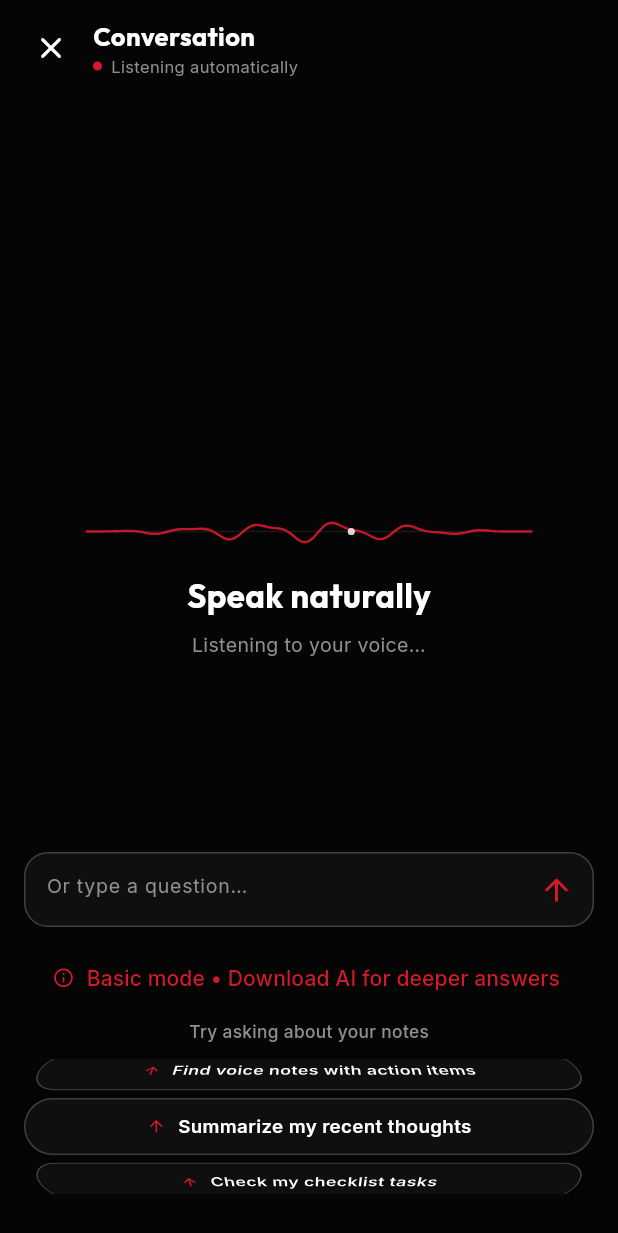
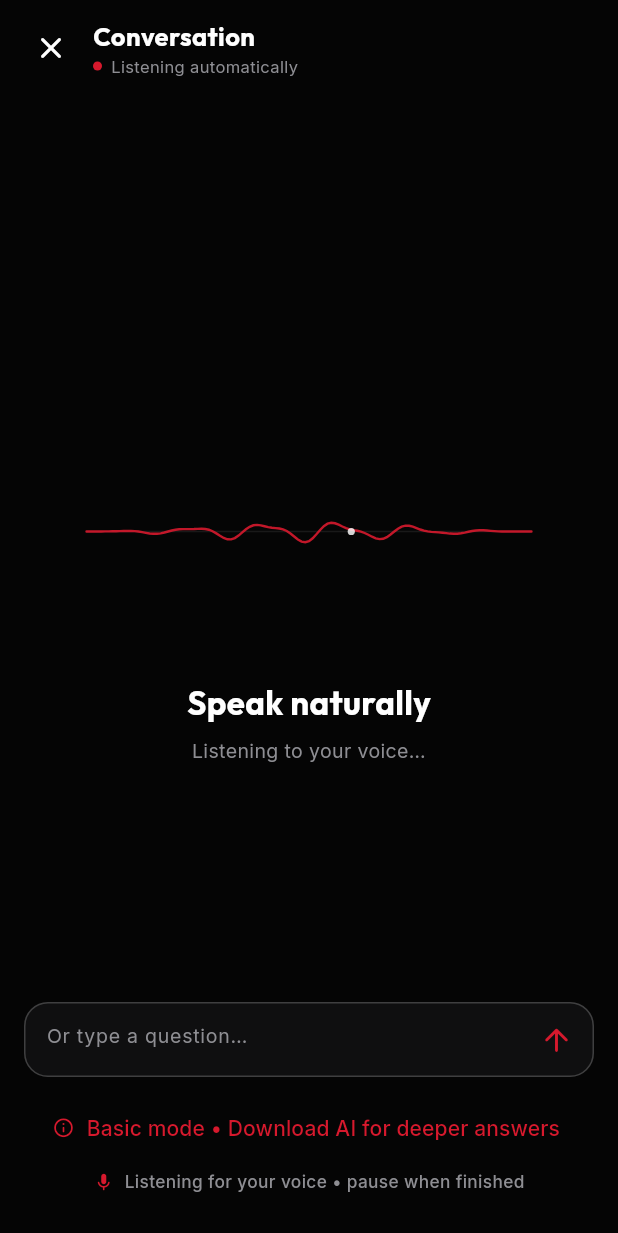
Before and after one commit to vashisht7/NoteEchoes, a Flutter app: the screen it shows after launch, after a tap on the "search" icon, after a tap on the "close" icon, after a tap on "Voice Mode", on a phone screen of 412 x 824 dp. Shown: the top 1233 px of the screen. Run offline on Flutter 3.47's test engine with Material 3 defaults, Android fonts, the phone set to English and light mode, and no system bars; our stand-ins replace drift, file_picker, google_fonts, permission_handler, shared_preferences, speech_to_text; missing offline and left inert: dart_sentencepiece_tokenizer, flutter_math_fork, flutter_onnxruntime, pdfrx, record, sqlite3; accounts and stored records are empty; generated files the repository leaves out were written again.

Commit message:
Improve automatic voice turn detection

```diff
--- a/lib/screens/settings_screen.dart
+++ b/lib/screens/settings_screen.dart
@@ -417,7 +417,7 @@ class _SettingsScreenState extends State<SettingsScreen> {
             child: Column(
               children: [
                 Text(
-                  'NoteEchoes v2.11.0',
+                  'NoteEchoes v2.11.1',
                   style: GoogleFonts.inter(
                     color: Colors.white54,
                     fontSize: 13,
--- a/lib/screens/voice_assistant_screen.dart
+++ b/lib/screens/voice_assistant_screen.dart
@@ -39,42 +39,12 @@ class _VoiceAssistantScreenState extends State<VoiceAssistantScreen>
   bool _reportSheetVisible = false;
   final TextEditingController _questionController = TextEditingController();
 
-  // Thoughts revolving loop dynamically generated from real user notes
-  List<String> get _thoughtSuggestions {
-    final allNotes = NoteService().allNotes;
-    if (allNotes.isEmpty) {
-      return [
-        "Summarize my recent thoughts",
-        "Check my checklist tasks",
-        "Review today's notes",
-        "Find voice notes with action items",
-      ];
-    }
-    final suggestions = <String>[];
-    for (final note in allNotes.take(4)) {
-      suggestions.add("Summarize: ${note.title}");
-    }
-    final allTags = NoteService().allTags.where((t) => t != 'All').toList();
-    for (final tag in allTags.take(3)) {
-      suggestions.add("Show all notes in #$tag");
-    }
-    if (suggestions.length < 4) {
-      suggestions.add("Summarize all my notes");
-      suggestions.add("Find pending checklist tasks");
-    }
-    return suggestions;
-  }
-
-  late final FixedExtentScrollController _wheelScrollController;
-
   @override
   void initState() {
     super.initState();
     _state = widget.currentState;
     _voiceService = VoiceAssistantService();
     _voiceService.addListener(_onServiceUpdate);
-
-    _wheelScrollController = FixedExtentScrollController(initialItem: 1000);
 
     _animationController = AnimationController(
       vsync: this,
@@ -270,7 +240,6 @@ class _VoiceAssistantScreenState extends State<VoiceAssistantScreen>
     _voiceService.removeListener(_onServiceUpdate);
     _voiceService.stopVoiceSession();
     _animationController.dispose();
-    _wheelScrollController.dispose();
     _questionController.dispose();
     super.dispose();
   }
@@ -475,7 +444,7 @@ class _VoiceAssistantScreenState extends State<VoiceAssistantScreen>
   }
 
   // ==========================================================
-  // STATE 1: LISTENING SCREEN (Water Dropping Ripple + Revolving Thought Wheel at bottom)
+  // STATE 1: LISTENING SCREEN
   // ==========================================================
   Widget _buildListeningScreen() {
     return Column(
@@ -519,7 +488,7 @@ class _VoiceAssistantScreenState extends State<VoiceAssistantScreen>
           ),
         ),
 
-        // Bottom Revolving Thoughts Loop (Cylindrical Wheel Scroll Loop like a date picker)
+        // One quiet input surface keeps the listening experience focused.
         Container(
           margin: const EdgeInsets.only(bottom: 28),
           padding: const EdgeInsets.symmetric(horizontal: 16),
@@ -579,75 +548,27 @@ class _VoiceAssistantScreenState extends State<VoiceAssistantScreen>
                 ),
                 const SizedBox(height: 4),
               ],
-              Text(
-                "Try asking about your notes",
+              Row(
+                mainAxisAlignment: MainAxisAlignment.center,
+                children: [
+                  Icon(
+                    Icons.mic_rounded,
+                    size: 14,
+                    color: Theme.of(context).colorScheme.primary,
+                  ),
+                  const SizedBox(width: 7),
+                  Flexible(
+                    child: Text(
+                      'Listening for your voice • pause when finished',
+                      textAlign: TextAlign.center,
                       style: GoogleFonts.inter(
                         fontSize: 11.5,
                         fontWeight: FontWeight.w500,
                         color: AppColors.secondaryText,
                       ),
                     ),
-              const SizedBox(height: 10),
-
-              // Cylindrical Loop Wheel
-              SizedBox(
-                height: 90,
-                child: ListWheelScrollView.useDelegate(
-                  controller: _wheelScrollController,
-                  itemExtent: 38,
-                  perspective: 0.004,
-                  diameterRatio: 1.4,
-                  physics: const FixedExtentScrollPhysics(),
-                  childDelegate: ListWheelChildLoopingListDelegate(
-                    children: _thoughtSuggestions.map((thought) {
-                      return GestureDetector(
-                        onTap: () {
-                          _voiceService.setManualQuery(thought);
-                        },
-                        child: Container(
-                          alignment: Alignment.center,
-                          padding: const EdgeInsets.symmetric(horizontal: 16),
-                          decoration: BoxDecoration(
-                            color: AppColors.elevation1.withValues(alpha: 0.9),
-                            borderRadius: BorderRadius.circular(20),
-                            border: Border.all(
-                              color: AppColors.glassBorderBright,
-                            ),
-                            boxShadow: [
-                              BoxShadow(
-                                color: Colors.black.withValues(alpha: 0.4),
-                                blurRadius: 6,
                   ),
                 ],
-                          ),
-                          child: Row(
-                            mainAxisSize: MainAxisSize.min,
-                            children: [
-                              Icon(
-                                Icons.arrow_upward_rounded,
-                                size: 13,
-                                color: Theme.of(context).colorScheme.primary,
-                              ),
-                              const SizedBox(width: 8),
-                              Flexible(
-                                child: Text(
-                                  thought,
-                                  maxLines: 1,
-                                  overflow: TextOverflow.ellipsis,
-                                  style: GoogleFonts.inter(
-                                    fontSize: 12.5,
-                                    fontWeight: FontWeight.w600,
-                                    color: Colors.white,
-                                  ),
-                                ),
-                              ),
-                            ],
-                          ),
-                        ),
-                      );
-                    }).toList(),
-                  ),
-                ),
               ),
             ],
           ),
--- a/lib/services/voice_assistant_service.dart
+++ b/lib/services/voice_assistant_service.dart
@@ -115,6 +115,8 @@ class VoiceAssistantService extends ChangeNotifier {
   bool _isProcessingQuery = false;
   bool _heardVoiceActivity = false;
   bool _autoSubmitTriggered = false;
+  double _noiseFloorDb = -55.0;
+  int _probableVoiceFrameStreak = 0;
   DateTime? _recordingStartedAt;
   DateTime? _lastVoiceActivityAt;
   int _queryEpoch = 0;
@@ -208,14 +210,32 @@ class VoiceAssistantService extends ChangeNotifier {
       _currentRecordingPath = audioPath;
 
       await _recorder.start(
-        const RecordConfig(encoder: AudioEncoder.aacLc, sampleRate: 16000),
+        const RecordConfig(
+          encoder: AudioEncoder.aacLc,
+          sampleRate: 16000,
+          numChannels: 1,
+          autoGain: true,
+          echoCancel: true,
+          noiseSuppress: true,
+        ),
         path: audioPath,
       );
+      // AVAudioRecorder file capture does not enable Apple's voice-processing
+      // path by itself. Apply voiceChat mode after the recorder configures its
+      // play-and-record session so stationary noise and acoustic echo are
+      // reduced before turn detection and transcription.
+      try {
+        await _speechOutputChannel.invokeMethod<void>('prepareVoiceCapture');
+      } catch (error) {
+        debugPrint('[VoiceAssistant] Voice processing unavailable: $error');
+      }
 
       _recordingStartedAt = DateTime.now();
       _lastVoiceActivityAt = null;
       _heardVoiceActivity = false;
       _autoSubmitTriggered = false;
+      _noiseFloorDb = -55.0;
+      _probableVoiceFrameStreak = 0;
       _startSilenceMonitor();
 
       _amplitudeSub?.cancel();
@@ -226,7 +246,8 @@ class VoiceAssistantService extends ChangeNotifier {
               // Normalize -60dB -> 0dB to 0.0 -> 1.0
               final normalized = ((amp.current + 50.0) / 50.0).clamp(0.08, 1.0);
               _micAmplitude = normalized;
-              if (amp.current > -42.0) {
+              final probableVoice = _observeAudioFrame(amp.current);
+              if (probableVoice) {
                 _lastVoiceActivityAt = DateTime.now();
                 if (!_heardVoiceActivity) {
                   _heardVoiceActivity = true;
@@ -309,7 +330,55 @@ class VoiceAssistantService extends ChangeNotifier {
   }) =>
       heardVoice &&
       listeningFor >= const Duration(milliseconds: 1400) &&
-      silenceFor >= const Duration(milliseconds: 1050);
+      (silenceFor >= const Duration(milliseconds: 900) ||
+          listeningFor >= const Duration(seconds: 25));
+
+  bool _observeAudioFrame(double decibels) {
+    if (!decibels.isFinite || decibels <= -100) {
+      _probableVoiceFrameStreak = 0;
+      return false;
+    }
+
+    final startedAt = _recordingStartedAt;
+    final calibrating =
+        startedAt != null &&
+        DateTime.now().difference(startedAt) <
+            const Duration(milliseconds: 450);
+    final voiceThreshold = _voiceThresholdForNoiseFloor(_noiseFloorDb);
+    final aboveVoiceThreshold = decibels >= voiceThreshold;
+
+    // Learn the room floor only from frames that are not probable speech.
+    // This adapts to a fan or road noise without allowing that sound to keep a
+    // turn open forever.
+    if (!aboveVoiceThreshold || calibrating) {
+      final capped = decibels.clamp(-75.0, -28.0);
+      final weight = calibrating ? 0.18 : 0.035;
+      _noiseFloorDb = (_noiseFloorDb * (1 - weight)) + (capped * weight);
+    }
+
+    if (calibrating) {
+      _probableVoiceFrameStreak = 0;
+      return false;
+    }
+
+    if (decibels >= _voiceThresholdForNoiseFloor(_noiseFloorDb)) {
+      _probableVoiceFrameStreak++;
+    } else {
+      _probableVoiceFrameStreak = 0;
+    }
+
+    // Four 60 ms frames reject taps, gasps, and brief environmental sounds.
+    return _probableVoiceFrameStreak >= 4;
+  }
+
+  static double _voiceThresholdForNoiseFloor(double noiseFloorDb) =>
+      max(-50.0, noiseFloorDb + 8.0);
+
+  @visibleForTesting
+  static bool isProbableVoiceLevelForTesting({
+    required double noiseFloorDb,
+    required double levelDb,
+  }) => levelDb >= _voiceThresholdForNoiseFloor(noiseFloorDb);
 
   @visibleForTesting
   static bool shouldAutoSubmitForTesting({
--- a/pubspec.yaml
+++ b/pubspec.yaml
@@ -2,7 +2,7 @@ name: notechoes_app
 description: "A new Flutter project."
 publish_to: 'none'
 
-version: 2.11.0+17
+version: 2.11.1+18
 
 environment:
   sdk: ^3.12.0
```
Also changed, not shown: 4 other files. Lines whose indentation alone changed are shown as unchanged.
